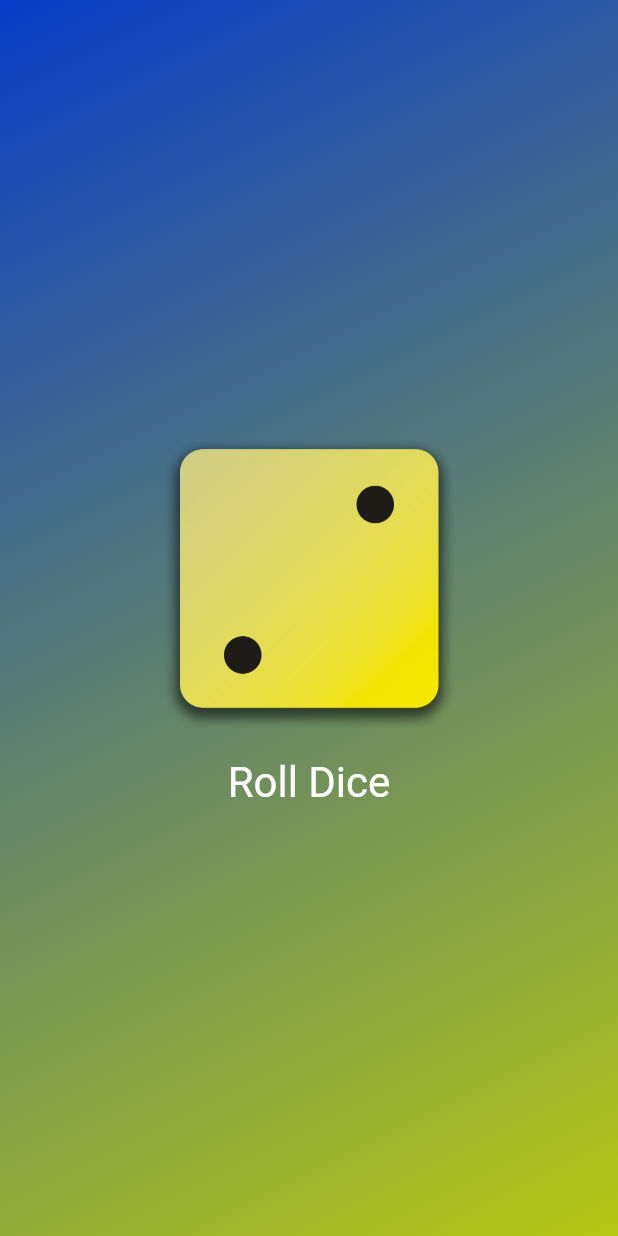
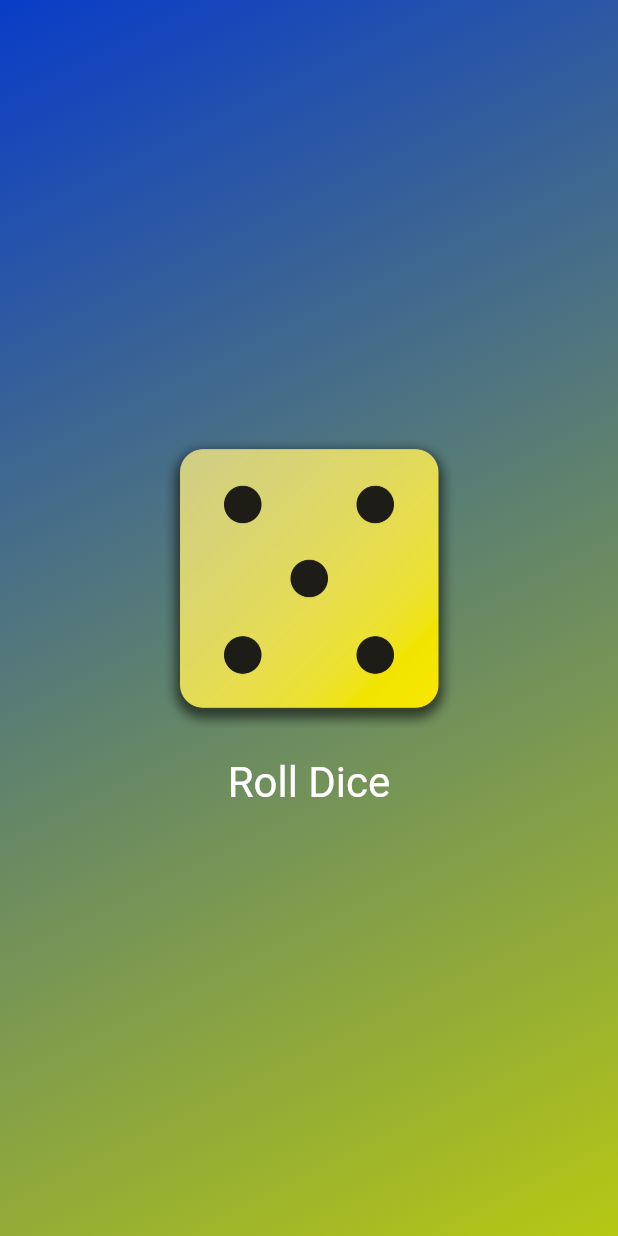
Before and after one commit to aktasilyas/first_app, a Flutter app: the screen it shows after launch, after a tap on "Roll Dice", on a phone screen of 412 x 824 dp. Run offline on Flutter 3.47's test engine with Material 3 defaults, Android fonts, the phone set to English and light mode, and no system bars.

Commit message:
rastgele zar atma işlemi yapıldı

```diff
--- /dev/null
+++ b/lib/dice_roller.dart
@@ -0,0 +1,42 @@
+import 'dart:math';
+
+import 'package:flutter/material.dart';
+
+final randomizer = Random();
+class DiceRoller extends StatefulWidget {
+  const DiceRoller({super.key});
+  @override
+  State<DiceRoller> createState() {
+    return _DiceRollerState();
+  }
+}
+
+class _DiceRollerState extends State<DiceRoller> {
+  var currentDiceRoll = 2;
+  void rollDice() {
+    setState((){
+    currentDiceRoll = randomizer.nextInt(6)+1;
+
+    });
+  }
+
+  @override
+  Widget build(context) {
+    return Column(
+      mainAxisSize: MainAxisSize.min,
+      children: [
+        Image.asset(
+          'assets/images/dice-$currentDiceRoll.png',
+          width: 200,
+        ),
+        TextButton(
+            onPressed: rollDice,
+            style: TextButton.styleFrom(
+                padding: const EdgeInsets.only(top: 20),
+                foregroundColor: Colors.white,
+                textStyle: const TextStyle(fontSize: 28)),
+            child: const Text("Roll Dice"))
+      ],
+    );
+  }
+}
--- a/lib/gradient_container.dart
+++ b/lib/gradient_container.dart
@@ -1,16 +1,13 @@
+import 'package:first_app/dice_roller.dart';
 import 'package:flutter/material.dart';
 
 class GradientContainer extends StatelessWidget {
-   GradientContainer(this.color1, this.color2, {super.key});
+  const GradientContainer(this.color1, this.color2, {super.key});
 
-   GradientContainer.purple({super.key})
+  const GradientContainer.purple({super.key})
       : color1 = Colors.deepPurple,
         color2 = Colors.indigo;
-   var activeDiceImage = 'assets/images/dice-2.png';
-  void rollDice() {
-    activeDiceImage = 'assets/images/dice-4.png';
-    print("Changing image...");
-  }
+
   final Color color1, color2;
   @override
   Widget build(context) {
@@ -20,25 +17,6 @@ class GradientContainer extends StatelessWidget {
                 colors: [color1, color2],
                 begin: Alignment.topLeft,
                 end: Alignment.bottomRight)),
-        child: Center(
-            child: Column(
-          mainAxisSize: MainAxisSize.min,
-          children: [
-            Image.asset(
-              activeDiceImage,
-              width: 200,
-            ),
-            TextButton(onPressed: rollDice,
-            style: TextButton.styleFrom(
-              padding: const EdgeInsets.only(top: 20),
-              foregroundColor: Colors.white,
-              textStyle: const TextStyle(
-                fontSize: 28
-              )
-            ),
-            child: const Text("Roll Dice")
-            )
-          ],
-        )));
+        child: Center(child: DiceRoller()));
   }
 }
--- a/lib/main.dart
+++ b/lib/main.dart
@@ -2,9 +2,9 @@ import 'package:first_app/gradient_container.dart';
 import 'package:flutter/material.dart';
 
 void main() {
-  runApp( MaterialApp(
+  runApp(const MaterialApp(
     home: Scaffold(
-      body: GradientContainer(const Color.fromARGB(255, 9, 60, 200), const Color.fromARGB(255, 182, 200, 19)),
+      body: GradientContainer( Color.fromARGB(255, 9, 60, 200),  Color.fromARGB(255, 182, 200, 19)),
     ),
   ));
 }
```
